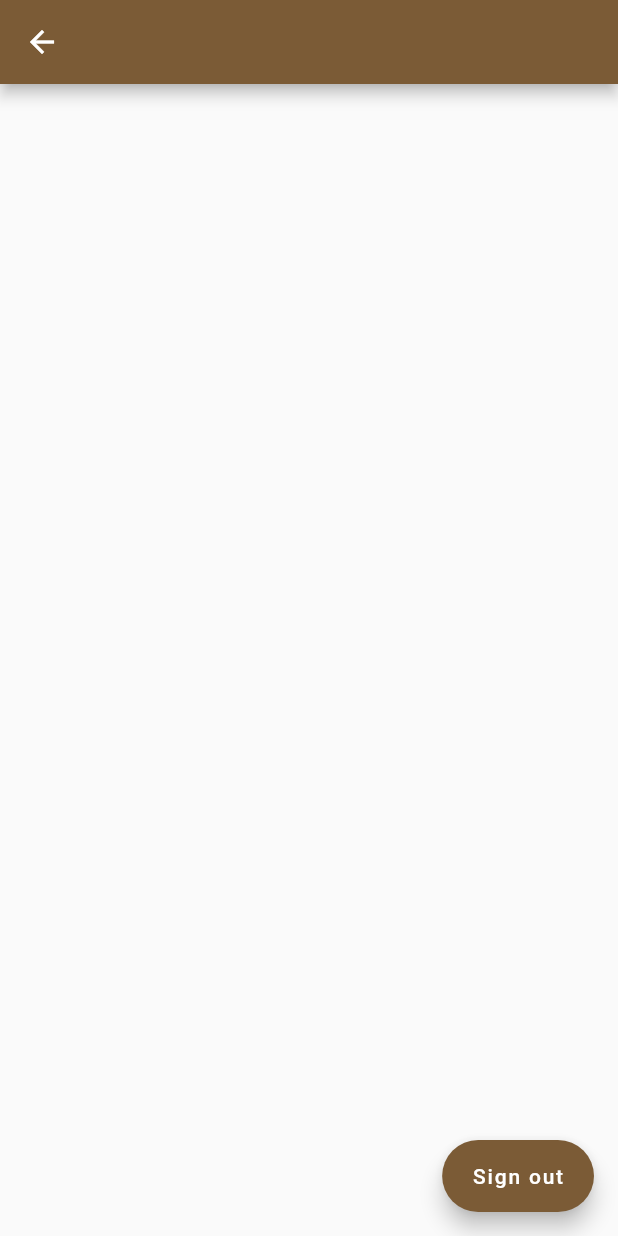
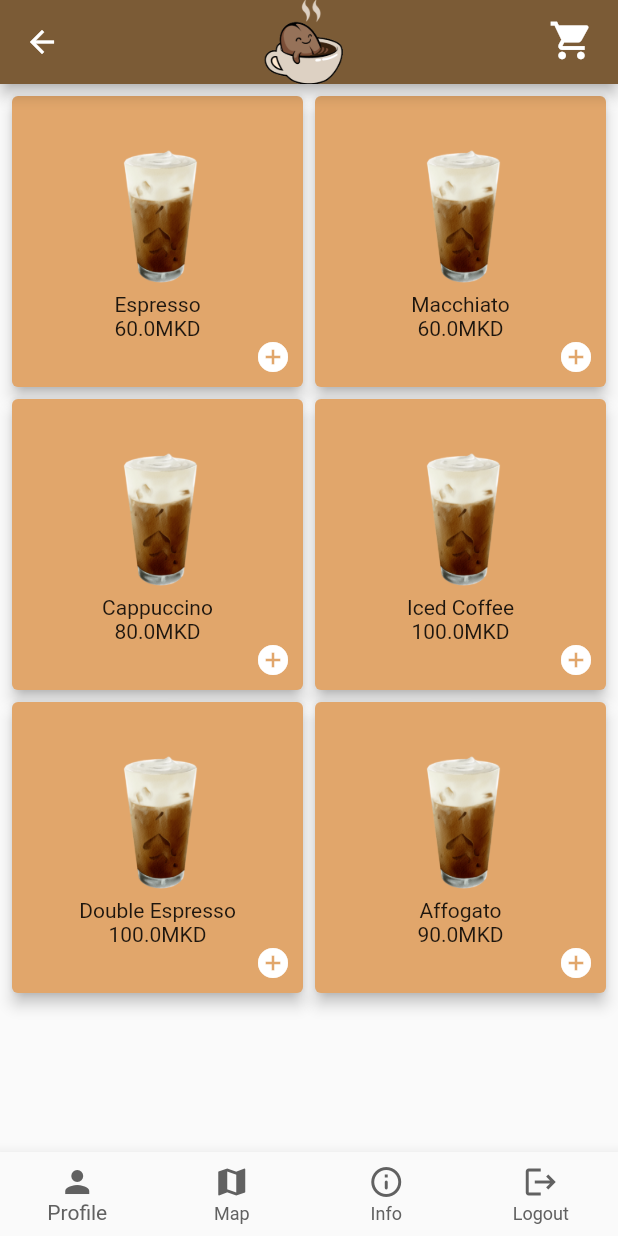
Before and after one commit to Damjan77/CoffeeShopApp, a Flutter app: the HomeScreen screen opened by its route, on a phone screen of 412 x 824 dp. Run offline on Flutter 3.47's test engine with Material 2 defaults, Android fonts, the phone set to English and light mode, and no system bars; our stand-ins replace cloud_firestore, firebase_auth, firebase_core, geolocator, google_maps_flutter, splashscreen; accounts and stored records are empty.

Commit message:
Update HomeScreen and CartScreen

```diff
--- /dev/null
+++ b/lib/model/coffee.dart
@@ -0,0 +1,7 @@
+class Coffee {
+  final String name;
+  final double price;
+  final String image;
+
+  Coffee({required this.name, required this.price, required this.image});
+}
--- a/lib/screens/home_screen.dart
+++ b/lib/screens/home_screen.dart
@@ -1,8 +1,12 @@
+// ignore_for_file: prefer_const_constructors
+
+import 'package:coffe_shop_app/model/coffee.dart';
+import 'package:coffe_shop_app/screens/cart_screen.dart';
+import 'package:coffe_shop_app/screens/google_map_screen.dart';
 import 'package:coffe_shop_app/screens/login_screen.dart';
 import 'package:firebase_auth/firebase_auth.dart';
 import 'package:flutter/material.dart';
 import 'package:cloud_firestore/cloud_firestore.dart';
-
 
 class HomeScreen extends StatefulWidget {
   static const String idScreen = "homeScreen";
@@ -11,22 +15,54 @@ class HomeScreen extends StatefulWidget {
   _HomeScreenState createState() => _HomeScreenState();
 }
 
-class _HomeScreenState extends State<HomeScreen>{
+class _HomeScreenState extends State<HomeScreen> {
   late String userAddress;
+  int _selectedIndex = -1;
+  List<Coffee> _coffees = <Coffee>[];
+  List<Coffee> _cartList = <Coffee>[];
+
+  void _populateCoffees() {
+    var list = <Coffee>[
+      Coffee(
+          name: 'Espresso', price: 60, image: 'assets/images/iced-coffee.png'),
+      Coffee(
+          name: 'Macchiato', price: 60, image: 'assets/images/iced-coffee.png'),
+      Coffee(
+          name: 'Cappuccino',
+          price: 80,
+          image: 'assets/images/iced-coffee.png'),
+      Coffee(
+          name: 'Iced Coffee',
+          price: 100,
+          image: 'assets/images/iced-coffee.png'),
+      Coffee(
+          name: 'Double Espresso',
+          price: 100,
+          image: 'assets/images/iced-coffee.png'),
+      Coffee(
+          name: 'Affogato', price: 90, image: 'assets/images/iced-coffee.png'),
+    ];
+
+    setState(() {
+      _coffees = list;
+    });
+  }
 
   @override
   void initState() {
     super.initState();
+    _populateCoffees();
     getUserAddress();
   }
 
 // for getting user address
   Future getUserAddress() async {
-  await FirebaseFirestore.instance.collection("Users")
+    await FirebaseFirestore.instance
+        .collection("Users")
         .doc(FirebaseAuth.instance.currentUser!.uid)
         .get()
         .then((snapshot) async {
-      if(snapshot.exists) {
+      if (snapshot.exists) {
         setState(() {
           userAddress = snapshot.data()!["address"];
           print(userAddress);
@@ -35,13 +71,14 @@ Future getUserAddress() async {
     });
   }
 
-Future _signOut() async{
+  Future _signOut() async {
     try {
       await FirebaseAuth.instance.signOut().then((value) {
         print("User signed out");
-        Navigator.push(context, MaterialPageRoute(builder: (context) => LoginScreen()));
+        Navigator.push(
+            context, MaterialPageRoute(builder: (context) => LoginScreen()));
       });
-    } on FirebaseAuthException catch (e){
+    } on FirebaseAuthException catch (e) {
       print("ERROR HERE");
       print(e.message);
     }
@@ -50,14 +87,155 @@ Future _signOut() async{
   @override
   Widget build(BuildContext context) {
     return Scaffold(
-      floatingActionButton: FloatingActionButton.extended(
-          onPressed: _signOut,
-          label: Text("Sign out"),
-          backgroundColor: Color(0xFF7B5B36),
+      bottomNavigationBar: BottomNavigationBar(
+        type: BottomNavigationBarType.fixed,
+        selectedItemColor: _selectedIndex == -1 ? Colors.grey[700] : Color(0xFF7B5B36),
+        unselectedItemColor: Colors.grey[700],
+        currentIndex: _selectedIndex == -1 ? 0 : _selectedIndex,
+
+        items: const <BottomNavigationBarItem>[
+          BottomNavigationBarItem(
+            icon: Icon(Icons.person,),
+            label: "Profile",
+
           ),
-      floatingActionButtonLocation: FloatingActionButtonLocation.endFloat,
-      appBar: AppBar(),
-      body: Container(),
+          BottomNavigationBarItem(
+            icon: Icon(Icons.map,),
+            label: "Map",
+          ),
+          BottomNavigationBarItem(
+            icon: Icon(Icons.info_outline_rounded,),
+            label: "Info",
+          ),
+          BottomNavigationBarItem(
+            icon: Icon(Icons.logout,),
+            label: "Logout",
+          )
+        ],
+        onTap: (index) {
+          if(index == 0) {
+            // TODO: create UserProfileScreen
+            //  Navigator.of(context).push(MaterialPageRoute(builder: (context) => UserProfileScreen(),));
+          } else if(index == 1){
+             Navigator.of(context).push(MaterialPageRoute(builder: (context) => MapScreen(),));
+          } else if(index == 2){
+            // TODO: create InfoScreen
+            //  Navigator.of(context).push(MaterialPageRoute(builder: (context) => InfoScreen(),));
+          } else {
+            _signOut();
+          }
+        },
+      ),
+      appBar: AppBar(
+        title: Image.asset(
+          'assets/images/logo-cropped.png',
+          fit: BoxFit.contain,
+          height: 60,
+        ),
+        centerTitle: true,
+        actions: <Widget>[
+          Padding(
+              padding: const EdgeInsets.only(right: 16.0, top: 12.0),
+              child: GestureDetector(
+                child: Stack(
+                  alignment: Alignment.topCenter,
+                  children: <Widget>[
+                    Icon(
+                      Icons.shopping_cart,
+                      size: 30.0,
+                    ),
+                    if (_cartList.isNotEmpty)
+                      Padding(
+                        padding: const EdgeInsets.only(left: 2.0),
+                        child: CircleAvatar(
+                          radius: 8.0,
+                          backgroundColor: Colors.red,
+                          foregroundColor: Colors.white,
+                          child: Text(
+                            _cartList.length.toString(),
+                            style: TextStyle(
+                              fontWeight: FontWeight.bold,
+                              fontSize: 12.0,
+                            ),
+                          ),
+                        ),
+                      ),
+                  ],
+                ),
+                onTap: () {
+                  if (_cartList.isNotEmpty) {
+                    Navigator.of(context).push(
+                      MaterialPageRoute(
+                        builder: (context) => CartScreen(_cartList),
+                      ),
+                    );
+                  }
+                },
+              ))
+        ],
+      ),
+      body: _createBody()
+    );
+  }
+
+  GridView _createBody() {
+    return GridView.builder(
+      shrinkWrap: true,
+      // physics: NeverScrollableScrollPhysics(),
+      padding: const EdgeInsets.all(4.0),
+      gridDelegate:
+          SliverGridDelegateWithFixedCrossAxisCount(crossAxisCount: 2),
+      itemCount: _coffees.length,
+      itemBuilder: (context, index) {
+        var item = _coffees[index];
+        return Card(
+            color: Color.fromRGBO(225, 166, 107, 100),
+            elevation: 4.0,
+            child: Stack(
+              fit: StackFit.loose,
+              alignment: Alignment.center,
+              children: <Widget>[
+                Column(
+                  mainAxisAlignment: MainAxisAlignment.center,
+                  children: <Widget>[
+                    Image.asset(
+                      item.image,
+                      height: 100,
+                    ),
+                    Text(
+                      item.name,
+                      textAlign: TextAlign.center,
+                      // style: Theme.of(context).textTheme.subtitle1,
+                    ),
+                    Text(
+                      item.price.toString() + 'MKD',
+                      textAlign: TextAlign.center,
+                    )
+                  ],
+                ),
+                Padding(
+                  padding: const EdgeInsets.only(
+                    right: 8.0,
+                    bottom: 8.0,
+                  ),
+                  child: Align(
+                    alignment: Alignment.bottomRight,
+                    child: GestureDetector(
+                      child: Icon(
+                              Icons.add_circle,
+                              color: Colors.white,
+                            ),
+                      onTap: () {
+                        setState(() {
+                          _cartList.add(item);
+                        });
+                      },
+                    ),
+                  ),
+                ),
+              ],
+            ));
+      },
     );
   }
 }
--- a/pubspec.yaml
+++ b/pubspec.yaml
@@ -58,6 +58,8 @@ dev_dependencies:
 flutter:
   assets:
     - assets/images/logo.png
+    - assets/images/logo-cropped.png
+    - assets/images/iced-coffee.png
   # The following line ensures that the Material Icons font is
   # included with your application, so that you can use the icons in
   # the material Icons class.
```
Also changed, not shown: lib/screens/cart_screen.dart (added, +56 -0 lines), assets/images/iced-coffee.png (added), assets/images/logo-cropped.png (added). Lines whose indentation alone changed are shown as unchanged.
